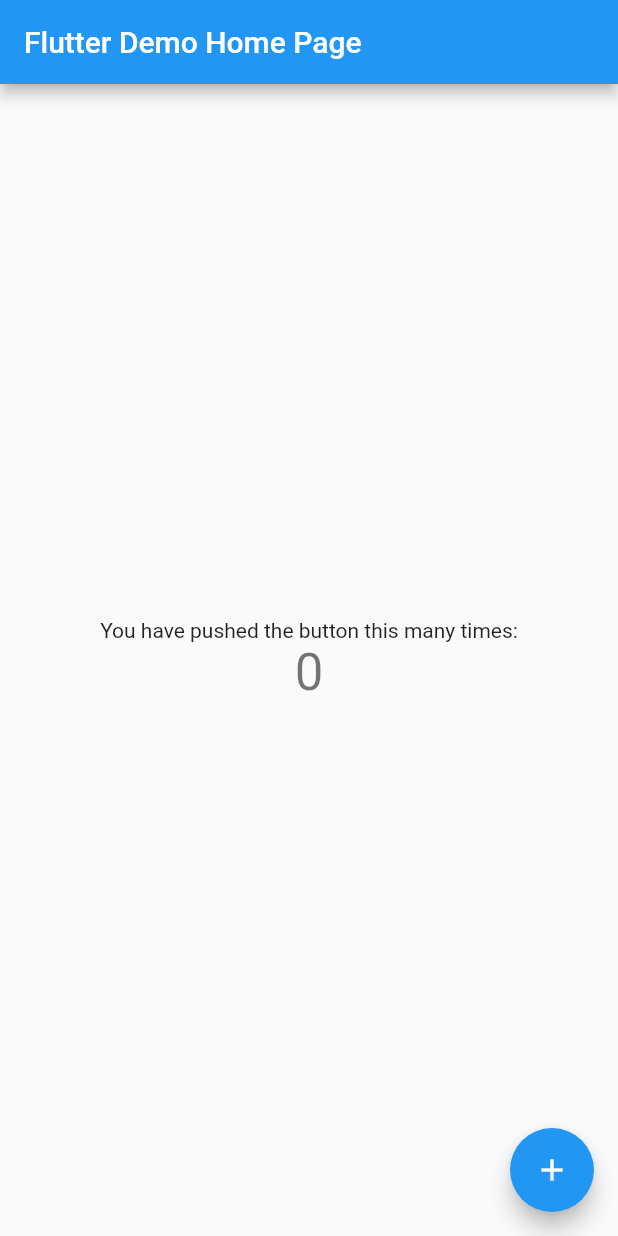
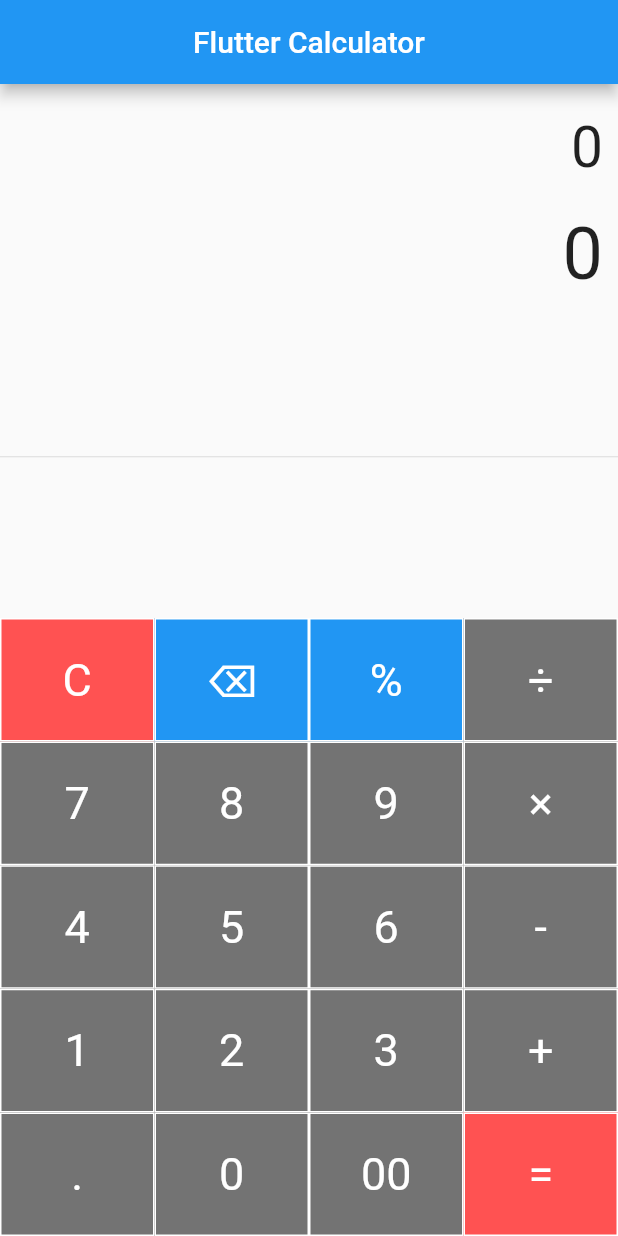
Before and after one commit to zakircse/Flutter_Calculator, a Flutter app: the screen it shows after launch, on a phone screen of 412 x 824 dp. Run offline on Flutter 3.47's test engine with Material 2 defaults, Android fonts, the phone set to English and light mode, and no system bars; our stand-ins replace math_expressions.

Commit message:
Project Completed

```diff
--- a/lib/main.dart
+++ b/lib/main.dart
@@ -1,115 +1,205 @@
 import 'package:flutter/material.dart';
+import 'package:math_expressions/math_expressions.dart';
 
 void main() {
-  runApp(const MyApp());
+  runApp(Calculator());
 }
 
-class MyApp extends StatelessWidget {
-  const MyApp({super.key});
-
-  // This widget is the root of your application.
+class Calculator extends StatelessWidget {
   @override
   Widget build(BuildContext context) {
     return MaterialApp(
-      title: 'Flutter Demo',
-      theme: ThemeData(
-        // This is the theme of your application.
-        //
-        // Try running your application with "flutter run". You'll see the
-        // application has a blue toolbar. Then, without quitting the app, try
-        // changing the primarySwatch below to Colors.green and then invoke
-        // "hot reload" (press "r" in the console where you ran "flutter run",
-        // or simply save your changes to "hot reload" in a Flutter IDE).
-        // Notice that the counter didn't reset back to zero; the application
-        // is not restarted.
-        primarySwatch: Colors.blue,
-      ),
-      home: const MyHomePage(title: 'Flutter Demo Home Page'),
+      debugShowCheckedModeBanner: false,
+      title: "Flutter Calculator",
+      home: FlutterCalculator(),
     );
   }
 }
 
-class MyHomePage extends StatefulWidget {
-  const MyHomePage({super.key, required this.title});
-
-  // This widget is the home page of your application. It is stateful, meaning
-  // that it has a State object (defined below) that contains fields that affect
-  // how it looks.
-
-  // This class is the configuration for the state. It holds the values (in this
-  // case the title) provided by the parent (in this case the App widget) and
-  // used by the build method of the State. Fields in a Widget subclass are
-  // always marked "final".
-
-  final String title;
-
+class FlutterCalculator extends StatefulWidget {
   @override
-  State<MyHomePage> createState() => _MyHomePageState();
+  State<FlutterCalculator> createState() => _FlutterCalculatorState();
 }
 
-class _MyHomePageState extends State<MyHomePage> {
-  int _counter = 0;
+class _FlutterCalculatorState extends State<FlutterCalculator> {
+  String equation = "0";
+  String result = "0";
+  String expression = "";
+  double equationFontSize = 38.0;
+  double resultFontSize = 48.0;
+  buttonPressed(String buttonText) {
+    setState(() {
+      if (buttonText == "C") {
+        equation = "0";
+        result = "0";
+        double equationFontSize = 38.0;
+        double resultFontSize = 48.0;
+      } else if (buttonText == "⌫") {
+        double equationFontSize = 48.0;
+        double resultFontSize = 38.0;
+        equation = equation.substring(0, equation.length - 1);
+        if (equation == "") {
+          equation = "0";
+        }
+      } else if (buttonText == "=") {
+        double equationFontSize = 38.0;
+        double resultFontSize = 48.0;
+        expression = equation;
+        expression = expression.replaceAll("×", "*");
+        expression = expression.replaceAll("÷", "/");
+        expression = expression.replaceAll("%", "*(1/100)");
+        try {
+          Parser p = new Parser();
+          Expression exp = p.parse(expression);
+          ContextModel cm = ContextModel();
+          result = '${exp.evaluate(EvaluationType.REAL, cm)}';
+        } catch (e) {
+          result = "Error";
+        }
+      } else {
+        double equationFontSize = 48.0;
+        double resultFontSize = 38.0;
+        if (equation == "0") {
+          equation = buttonText;
+        } else {
+          equation += buttonText;
+        }
+      }
+    });
+  }
 
-  void _incrementCounter() {
-    setState(() {
-      // This call to setState tells the Flutter framework that something has
-      // changed in this State, which causes it to rerun the build method below
-      // so that the display can reflect the updated values. If we changed
-      // _counter without calling setState(), then the build method would not be
-      // called again, and so nothing would appear to happen.
-      _counter++;
-    });
+  Widget buildButton(
+      String buttonText, double buttonHeight, Color buttonColor) {
+    return Container(
+      height: MediaQuery.of(context).size.height * 0.1 * buttonHeight,
+      color: buttonColor,
+      child: TextButton(
+        style: TextButton.styleFrom(
+          shape: RoundedRectangleBorder(
+            borderRadius: BorderRadius.circular(0.0),
+            side: BorderSide(
+                color: Colors.white, width: 1, style: BorderStyle.solid),
+          ),
+          padding: EdgeInsets.all(16.0),
+        ),
+        onPressed: () => buttonPressed(buttonText),
+        child: Text(
+          buttonText,
+          style: TextStyle(
+              fontSize: 30.0,
+              fontWeight: FontWeight.normal,
+              color: Colors.white),
+        ),
+      ),
+    );
   }
 
   @override
   Widget build(BuildContext context) {
-    // This method is rerun every time setState is called, for instance as done
-    // by the _incrementCounter method above.
-    //
-    // The Flutter framework has been optimized to make rerunning build methods
-    // fast, so that you can just rebuild anything that needs updating rather
-    // than having to individually change instances of widgets.
     return Scaffold(
-      appBar: AppBar(
-        // Here we take the value from the MyHomePage object that was created by
-        // the App.build method, and use it to set our appbar title.
-        title: Text(widget.title),
+      appBar: AppBar(title: Center(child: Text('Flutter Calculator'))),
+      body: Column(
+        children: [
+          Container(
+            alignment: Alignment.centerRight,
+            padding: EdgeInsets.fromLTRB(10, 20, 10, 0),
+            child: Text(
+              equation,
+              style: TextStyle(fontSize: equationFontSize),
             ),
-      body: Center(
-        // Center is a layout widget. It takes a single child and positions it
-        // in the middle of the parent.
-        child: Column(
-          // Column is also a layout widget. It takes a list of children and
-          // arranges them vertically. By default, it sizes itself to fit its
-          // children horizontally, and tries to be as tall as its parent.
-          //
-          // Invoke "debug painting" (press "p" in the console, choose the
-          // "Toggle Debug Paint" action from the Flutter Inspector in Android
-          // Studio, or the "Toggle Debug Paint" command in Visual Studio Code)
-          // to see the wireframe for each widget.
-          //
-          // Column has various properties to control how it sizes itself and
-          // how it positions its children. Here we use mainAxisAlignment to
-          // center the children vertically; the main axis here is the vertical
-          // axis because Columns are vertical (the cross axis would be
-          // horizontal).
+          ),
+          Container(
+            alignment: Alignment.centerRight,
+            padding: EdgeInsets.fromLTRB(10, 20, 10, 0),
+            child: Text(
+              result,
+              style: TextStyle(fontSize: resultFontSize),
+            ),
+          ),
+          Expanded(
+            child: Divider(),
+          ),
+          Row(
             mainAxisAlignment: MainAxisAlignment.center,
-          children: <Widget>[
-            const Text(
-              'You have pushed the button this many times:',
+            children: [
+              Container(
+                width: MediaQuery.of(context).size.width * .75,
+                child: Table(
+                  children: [
+                    TableRow(
+                      children: [
+                        buildButton("C", 1, Colors.redAccent),
+                        buildButton("⌫", 1, Colors.blue),
+                        buildButton("%", 1, Colors.blue),
+                      ],
                     ),
-            Text(
-              '$_counter',
-              style: Theme.of(context).textTheme.headline4,
+                    TableRow(
+                      children: [
+                        buildButton("7", 1, Colors.black54),
+                        buildButton("8", 1, Colors.black54),
+                        buildButton("9", 1, Colors.black54),
+                      ],
+                    ),
+                    TableRow(
+                      children: [
+                        buildButton("4", 1, Colors.black54),
+                        buildButton("5", 1, Colors.black54),
+                        buildButton("6", 1, Colors.black54),
+                      ],
+                    ),
+                    TableRow(
+                      children: [
+                        buildButton("1", 1, Colors.black54),
+                        buildButton("2", 1, Colors.black54),
+                        buildButton("3", 1, Colors.black54),
+                      ],
+                    ),
+                    TableRow(
+                      children: [
+                        buildButton(".", 1, Colors.black54),
+                        buildButton("0", 1, Colors.black54),
+                        buildButton("00", 1, Colors.black54),
+                      ],
                     ),
                   ],
                 ),
               ),
-      floatingActionButton: FloatingActionButton(
-        onPressed: _incrementCounter,
-        tooltip: 'Increment',
-        child: const Icon(Icons.add),
-      ), // This trailing comma makes auto-formatting nicer for build methods.
+              Container(
+                width: MediaQuery.of(context).size.width * .25,
+                child: Table(
+                  children: [
+                    TableRow(
+                      children: [
+                        buildButton("÷", 1, Colors.black54),
+                      ],
+                    ),
+                    TableRow(
+                      children: [
+                        buildButton("×", 1, Colors.black54),
+                      ],
+                    ),
+                    TableRow(
+                      children: [
+                        buildButton("-", 1, Colors.black54),
+                      ],
+                    ),
+                    TableRow(
+                      children: [
+                        buildButton("+", 1, Colors.black54),
+                      ],
+                    ),
+                    TableRow(
+                      children: [
+                        buildButton("=", 1, Colors.redAccent),
+                      ],
+                    ),
+                  ],
+                ),
+              )
+            ],
+          )
+        ],
+      ),
     );
   }
 }
--- a/pubspec.yaml
+++ b/pubspec.yaml
@@ -36,6 +36,7 @@ dependencies:
   # The following adds the Cupertino Icons font to your application.
   # Use with the CupertinoIcons class for iOS style icons.
   cupertino_icons: ^1.0.2
+  math_expressions: ^2.3.1
 
 dev_dependencies:
   flutter_test:
```
Also changed, not shown: pubspec.lock. Lines whose indentation alone changed are shown as unchanged.
